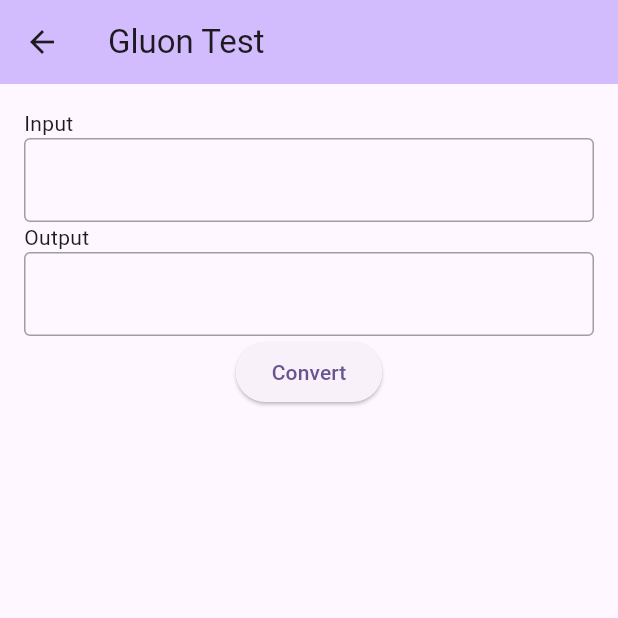
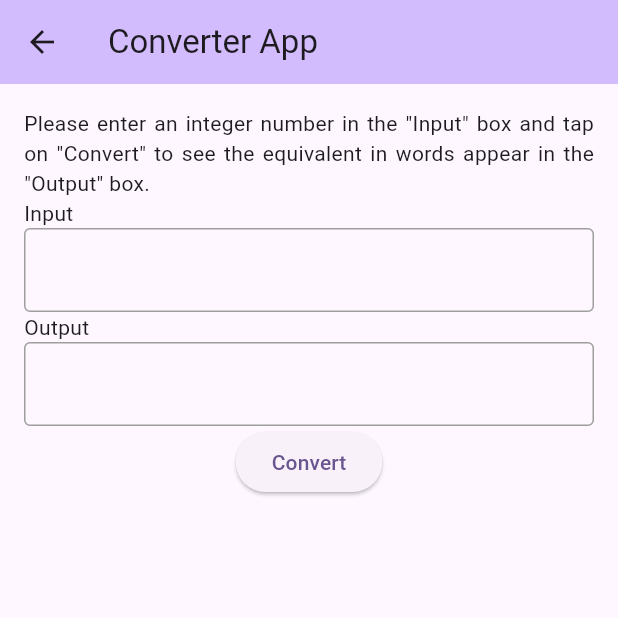
Before and after one commit to Suzaku10/gluon, a Flutter app: the screen it shows after launch, after a tap on "Logic Test", on a phone screen of 412 x 824 dp, the top half of it. Run offline on Flutter 3.47's test engine with Material 2 defaults, Android fonts, the phone set to English and light mode, and no system bars.

Commit message:
chore: update readme, and add text instruction in logic page

```diff
--- a/lib/main.dart
+++ b/lib/main.dart
@@ -61,7 +61,7 @@ class _MyHomePageState extends State<MyHomePage> {
               ),
             ),
             InkWell(
-              onTap: () => Navigator.of(context).push(MaterialPageRoute(builder: (_) => LogicTestPage(title: widget.title))),
+              onTap: () => Navigator.of(context).push(MaterialPageRoute(builder: (_) => const LogicTestPage(title: 'Converter App'))),
               child: const Card(
                 color: Colors.blue,
                 child: SizedBox(
--- a/lib/presentation/logic_test_page.dart
+++ b/lib/presentation/logic_test_page.dart
@@ -36,6 +36,10 @@ class _LogicTestPageState extends State<LogicTestPage> {
         padding: const EdgeInsets.all(16),
         child: Column(
           children: [
+            const Text(
+              'Please enter an integer number in the "Input" box and tap on "Convert" to see the equivalent in words appear in the "Output" box.',
+              textAlign: TextAlign.justify,
+            ),
             Form(
               key: key,
               child: CustomTextField(
@@ -62,8 +66,8 @@ class _LogicTestPageState extends State<LogicTestPage> {
               tooltipMessage: '',
               isReadOnly: true,
             ),
-
-            ElevatedButton(onPressed: (){
+            ElevatedButton(
+                onPressed: () {
                   try {
                     final input = int.parse(controller.text);
                     if (input > 999999999999999) throw Exception('limit reached more than 999999999999999');
@@ -72,7 +76,8 @@ class _LogicTestPageState extends State<LogicTestPage> {
                     resController.clear();
                     ScaffoldMessenger.of(context).showSnackBar(SnackBar(content: Text(e.toString())));
                   }
-            }, child: const Text('Convert')),
+                },
+                child: const Text('Convert')),
           ],
         ),
       ), // This trailing comma makes auto-formatting nicer for build methods.
--- a/lib/utils/convert.dart
+++ b/lib/utils/convert.dart
@@ -1,5 +1,5 @@
 class NumberToWords {
-  static final List<String> units = [
+  static const List<String> units = [
     "",
     "thousand",
     "million",
@@ -7,7 +7,7 @@ class NumberToWords {
     "trillion",
   ];
 
-  static final List<String> belowTwenty = [
+  static const List<String> belowTwenty = [
     "",
     "one",
     "two",
@@ -30,7 +30,7 @@ class NumberToWords {
     "nineteen",
   ];
 
-  static final List<String> tens = [
+  static const List<String> tens = [
     "",
     "",
     "twenty",
```
Also changed, not shown: 1 other file. Lines whose indentation alone changed are shown as unchanged.
